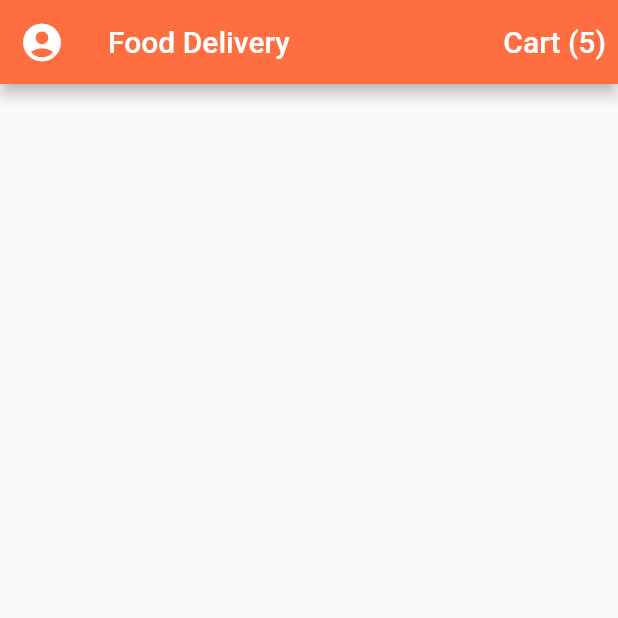
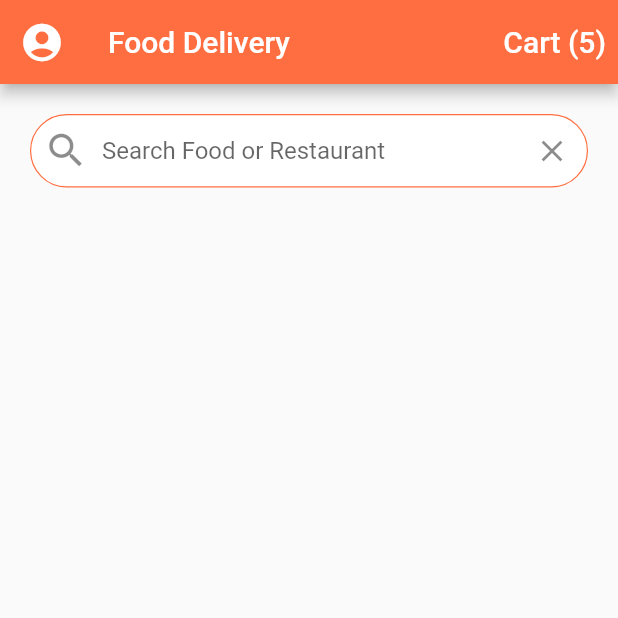
Before and after one commit to iAmTochi/flutter_food_delivery_ui, a Flutter app: the screen it shows after launch, on a phone screen of 412 x 824 dp, the top half of it. Run offline on Flutter 3.47's test engine with Material 2 defaults, Android fonts, the phone set to English and light mode, and no system bars.

Commit message:
search bar

```diff
--- a/lib/main.dart
+++ b/lib/main.dart
@@ -14,10 +14,10 @@ class MyApp extends StatelessWidget {
       debugShowCheckedModeBanner: false,
       theme: ThemeData(
         scaffoldBackgroundColor: Colors.grey[50],
-          //primaryColor: Colors.deepOrangeAccent,
+        primaryColor: Colors.deepOrangeAccent,
         appBarTheme: AppBarTheme(
           backgroundColor: Colors.deepOrangeAccent,
-          )
+        ),
         //primarySwatch: Colors.deepOrange,
         //visualDensity: VisualDensity.adaptivePlatformDensity,
       ),
--- a/lib/screens/home_screen.dart
+++ b/lib/screens/home_screen.dart
@@ -30,6 +30,38 @@ class _HomeScreenState extends State<HomeScreen> {
           )
         ],
       ),
+      body: ListView(
+        children: [
+          Padding(
+            padding: const EdgeInsets.all(20.0),
+            child: TextField(
+                decoration: InputDecoration(
+                    contentPadding: EdgeInsets.symmetric(vertical: 15.0),
+                    fillColor: Colors.white,
+                    filled: true,
+                    border: OutlineInputBorder(
+                      borderRadius: BorderRadius.circular(30.0),
+                      borderSide: BorderSide(width: 0.8),
+                    ),
+                    enabledBorder: OutlineInputBorder(
+                      borderRadius: BorderRadius.circular(30.0),
+                      borderSide: BorderSide(
+                        width: 0.8,
+                        color: Theme.of(context).primaryColor,
+                      ),
+                    ),
+                    hintText: 'Search Food or Restaurant',
+                    prefixIcon: Icon(
+                      Icons.search,
+                      size: 30.0,
+                    ),
+                    suffixIcon: IconButton(
+                      icon: Icon(Icons.clear),
+                      onPressed: () {},
+                    ))),
+          ),
+        ],
+      ),
     );
   }
 }
```
Lines whose indentation alone changed are shown as unchanged.
